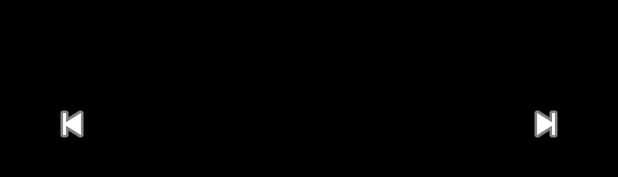
After one commit to AndresFelpeto/TFG, an Android app: the layout activity_frame.xml on its own in the app's theme, with its tools: preview values and no code run, on a phone screen of 412 x 824 dp. The commit adds this screen. Shown: the part 494-671 px from the top of the screen. Run offline under Robolectric (Android 15) with nearby library versions, the phone set to English and light mode, and no system bars.

Commit message:
frames en app ahora si

```diff
--- a/FootAnalyzer-V1/app/src/main/AndroidManifest.xml
+++ b/FootAnalyzer-V1/app/src/main/AndroidManifest.xml
@@ -37,6 +37,10 @@
 
         </activity>
 
+        <activity android:name=".FrameActivity">
+
+        </activity>
+
 
 
     </application>
--- a/FootAnalyzer-V1/app/src/main/java/com/example/footanalyzer/LoadingDialogManager.kt
+++ b/FootAnalyzer-V1/app/src/main/java/com/example/footanalyzer/LoadingDialogManager.kt
@@ -35,6 +35,7 @@ object LoadingDialogManager {
         handler.post {
             if (dialogFragment?.isAdded == true) {
                 dialogFragment?.dismissAllowingStateLoss()
+                dialogFragment=null
             }
         }
     }
--- a/FootAnalyzer-V1/app/src/main/java/com/example/footanalyzer/MainActivity.kt
+++ b/FootAnalyzer-V1/app/src/main/java/com/example/footanalyzer/MainActivity.kt
@@ -27,7 +27,7 @@ class MainActivity : AppCompatActivity() {
     private val pollingIntervalMs = 3000L
 
     private lateinit var serverCommunicator: ServerCommunicator
-    private val serverURL = "http://141.227.129.107:5000"
+    private val serverURL = "http://192.168.1.95:5000"
 
     @SuppressLint("MissingInflatedId")
     @RequiresApi(Build.VERSION_CODES.O)
--- /dev/null
+++ b/FootAnalyzer-V1/app/src/main/res/layout/activity_frame.xml
@@ -0,0 +1,38 @@
+<?xml version="1.0" encoding="utf-8"?>
+<RelativeLayout xmlns:android="http://schemas.android.com/apk/res/android"
+    android:id="@+id/frameRoot"
+    android:layout_width="match_parent"
+    android:layout_height="match_parent"
+    android:background="#000000">
+
+    <ImageView
+        android:id="@+id/frameImageView"
+        android:layout_width="match_parent"
+        android:layout_height="match_parent"
+        android:adjustViewBounds="true"
+        android:scaleType="fitCenter"
+        android:layout_centerInParent="true"/>
+
+    <ImageButton
+        android:id="@+id/btnPrev"
+        android:layout_width="64dp"
+        android:layout_height="64dp"
+        android:layout_centerVertical="true"
+        android:layout_alignParentStart="true"
+        android:layout_margin="16dp"
+        android:background="@android:color/transparent"
+        android:src="@android:drawable/ic_media_previous"
+        android:tint="@android:color/white"/>
+
+    <ImageButton
+        android:id="@+id/btnNext"
+        android:layout_width="64dp"
+        android:layout_height="64dp"
+        android:layout_centerVertical="true"
+        android:layout_alignParentEnd="true"
+        android:layout_margin="16dp"
+        android:background="@android:color/transparent"
+        android:src="@android:drawable/ic_media_next"
+        android:tint="@android:color/white"/>
+
+</RelativeLayout>
```
Also changed, not shown: FootAnalyzer-V1/app/src/main/java/com/example/footanalyzer/FrameActivity.kt (+52 -1 lines), FootAnalyzer-V1/app/src/main/java/com/example/footanalyzer/ResultActivity.kt (+26 -1 lines), FootAnalyzer-V1/app/src/main/res/layout/ac.xml (deleted, +0 -71 lines), 2 other files.
